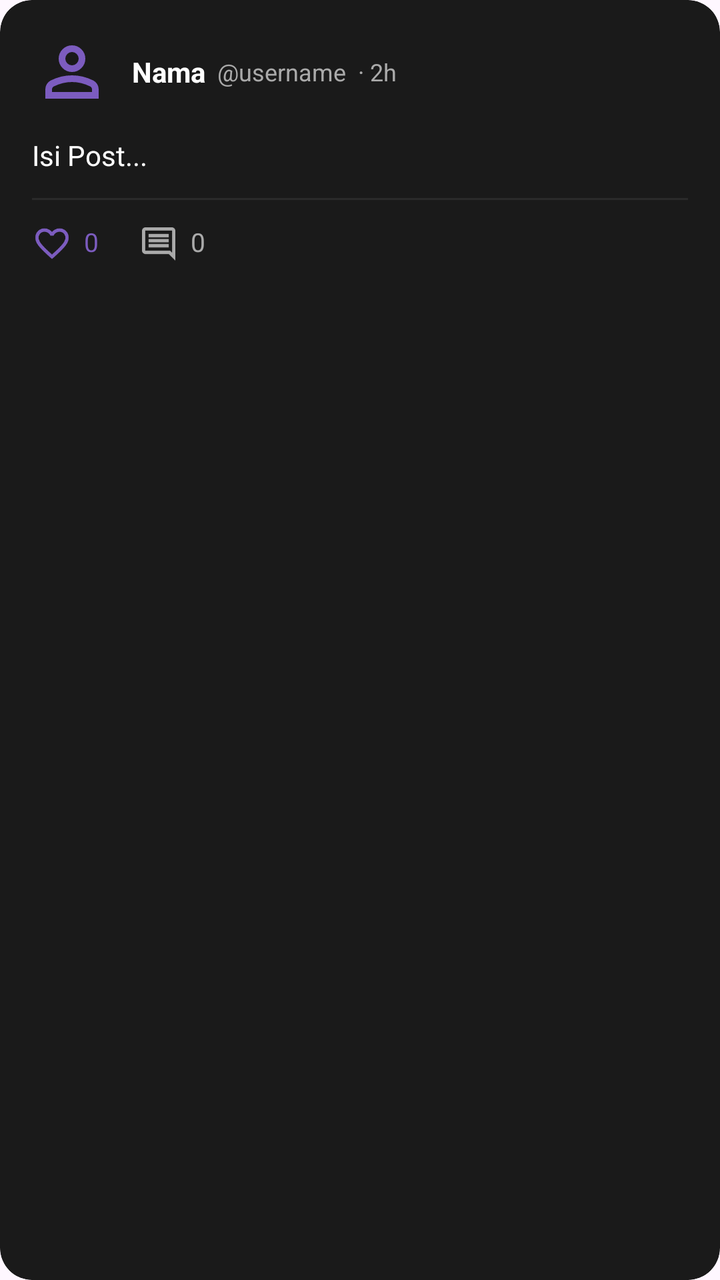
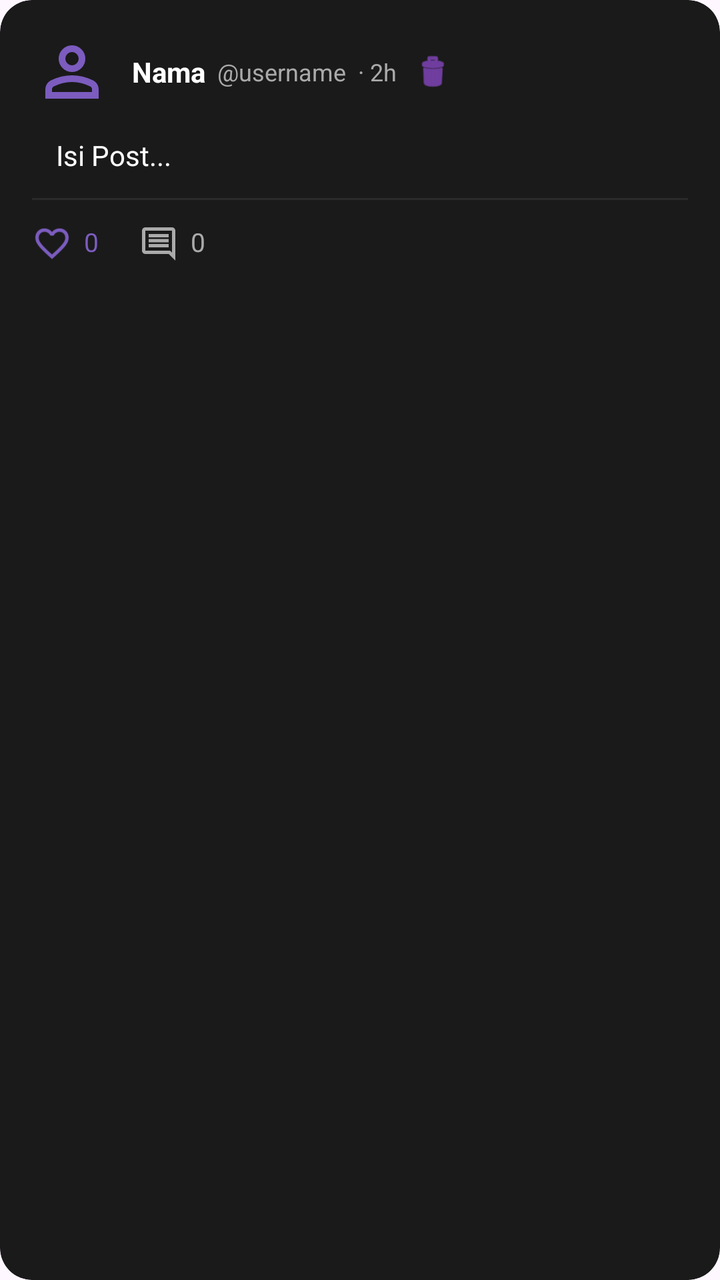

Before-and-after screenshots of an Android layout around one commit, followed by the original layout XML and the change that was made.
<!-- AndroidManifest.xml: application theme Theme.Comments -->
<!-- res/layout/item_post.xml -->
<?xml version="1.0" encoding="utf-8"?>
<androidx.cardview.widget.CardView
    xmlns:android="http://schemas.android.com/apk/res/android"
    xmlns:app="http://schemas.android.com/apk/res-auto"
    android:layout_width="match_parent"
    android:layout_height="wrap_content"
    android:layout_marginBottom="12dp"
    app:cardBackgroundColor="#1A1A1A"
    app:cardCornerRadius="16dp"
    app:cardElevation="0dp">

    <LinearLayout
        android:layout_width="match_parent"
        android:layout_height="wrap_content"
        android:orientation="vertical"
        android:padding="16dp">

        <LinearLayout
            android:layout_width="match_parent"
            android:layout_height="wrap_content"
            android:orientation="horizontal"
            android:gravity="center_vertical">

            <ImageView
                android:id="@+id/iconProfile"
                android:layout_width="40dp"
                android:layout_height="40dp"
                android:src="@drawable/ic_profile"
                app:tint="#7C5CBF"/>

            <LinearLayout
                android:layout_width="0dp"
                android:layout_height="wrap_content"
                android:layout_weight="1"
                android:orientation="horizontal"
                android:gravity="center_vertical"
                android:layout_marginStart="10dp">

                <TextView
                    android:id="@+id/tvName"
                    android:layout_width="wrap_content"
                    android:layout_height="wrap_content"
                    android:text="Nama"
                    android:textColor="#FFFFFF"
                    android:textStyle="bold"
                    android:textSize="14sp"/>

                <TextView
                    android:id="@+id/tvUsername"
                    android:layout_width="wrap_content"
                    android:layout_height="wrap_content"
                    android:layout_marginStart="6dp"
                    android:text="@username"
                    android:textColor="#AAAAAA"
                    android:textSize="12sp"/>

                <TextView
                    android:id="@+id/tvTime"
                    android:layout_width="wrap_content"
                    android:layout_height="wrap_content"
                    android:layout_marginStart="6dp"
                    android:text="· 2h"
                    android:textColor="#AAAAAA"
                    android:textSize="12sp"/>

            </LinearLayout>

        </LinearLayout>

        <TextView
            android:id="@+id/tvContent"
            android:layout_width="match_parent"
            android:layout_height="wrap_content"
            android:layout_marginTop="12dp"
            android:layout_marginBottom="12dp"
            android:text="Isi Post..."
            android:textColor="#FFFFFF"
            android:textSize="14sp"
            android:lineSpacingExtra="4dp"/>

        <View
            android:layout_width="match_parent"
            android:layout_height="1dp"
            android:background="#2A2A2A"
            android:layout_marginBottom="12dp"/>

        <LinearLayout
            android:layout_width="match_parent"
            android:layout_height="wrap_content"
            android:orientation="horizontal">

            <ImageView
                android:id="@+id/iconFavorite"
                android:layout_width="20dp"
                android:layout_height="20dp"
                android:src="@drawable/ic_favorite"
                app:tint="#7C5CBF"/>

            <TextView
                android:id="@+id/tvLikeCount"
                android:layout_width="wrap_content"
                android:layout_height="wrap_content"
                android:layout_marginStart="6dp"
                android:text="0"
                android:textColor="#7C5CBF"
                android:textSize="13sp"/>

            <ImageView
                android:id="@+id/iconComment"
                android:layout_width="20dp"
                android:layout_height="20dp"
                android:layout_marginStart="20dp"
                android:src="@drawable/ic_comment"
                app:tint="#AAAAAA"/>

            <TextView
                android:id="@+id/tvCommentCount"
                android:layout_width="wrap_content"
                android:layout_height="wrap_content"
                android:layout_marginStart="6dp"
                android:text="0"
                android:textColor="#AAAAAA"
                android:textSize="13sp"/>

        </LinearLayout>

    </LinearLayout>

</androidx.cardview.widget.CardView>
<!-- resources referenced by this layout -->
<resources>
  <!-- drawable ic_comment (drawable) -->
  <vector xmlns:android="http://schemas.android.com/apk/res/android" android:autoMirrored="true" android:height="24dp" android:tint="#7C5CBF" android:viewportHeight="960" android:viewportWidth="960" android:width="24dp">
        
      <path android:fillColor="@android:color/white" android:pathData="M240,560L720,560L720,480L240,480L240,560ZM240,440L720,440L720,360L240,360L240,440ZM240,320L720,320L720,240L240,240L240,320ZM880,880L720,720L160,720Q127,720 103.5,696.5Q80,673 80,640L80,160Q80,127 103.5,103.5Q127,80 160,80L800,80Q833,80 856.5,103.5Q880,127 880,160L880,880ZM160,640L754,640L800,685L800,160Q800,160 800,160Q800,160 800,160L160,160Q160,160 160,160Q160,160 160,160L160,640Q160,640 160,640Q160,640 160,640ZM160,640Q160,640 160,640Q160,640 160,640L160,160Q160,160 160,160Q160,160 160,160L160,160Q160,160 160,160Q160,160 160,160L160,640Z"/>
      
  </vector>
  <!-- drawable ic_favorite (drawable) -->
  <vector xmlns:android="http://schemas.android.com/apk/res/android"
      android:width="24dp"
      android:height="24dp"
      android:viewportWidth="960"
      android:viewportHeight="960">
    <path
        android:pathData="m480,840 l-58,-52q-101,-91 -167,-157T150,512.5Q111,460 95.5,416T80,326q0,-94 63,-157t157,-63q52,0 99,22t81,62q34,-40 81,-62t99,-22q94,0 157,63t63,157q0,46 -15.5,90T810,512.5Q771,565 705,631T538,788l-58,52ZM480,732q96,-86 158,-147.5t98,-107q36,-45.5 50,-81t14,-70.5q0,-60 -40,-100t-100,-40q-47,0 -87,26.5T518,280h-76q-15,-41 -55,-67.5T300,186q-60,0 -100,40t-40,100q0,35 14,70.5t50,81q36,45.5 98,107T480,732ZM480,459Z"
        android:fillColor="#e3e3e3"/>
  </vector>
  <!-- drawable ic_profile (drawable) -->
  <vector xmlns:android="http://schemas.android.com/apk/res/android"
      android:width="24dp"
      android:height="24dp"
      android:viewportWidth="960"
      android:viewportHeight="960">
    <path
        android:pathData="M367,433q-47,-47 -47,-113t47,-113q47,-47 113,-47t113,47q47,47 47,113t-47,113q-47,47 -113,47t-113,-47ZM160,800v-112q0,-34 17.5,-62.5T224,582q62,-31 126,-46.5T480,520q66,0 130,15.5T736,582q29,15 46.5,43.5T800,688v112L160,800ZM240,720h480v-32q0,-11 -5.5,-20T700,654q-54,-27 -109,-40.5T480,600q-56,0 -111,13.5T260,654q-9,5 -14.5,14t-5.5,20v32ZM536.5,376.5Q560,353 560,320t-23.5,-56.5Q513,240 480,240t-56.5,23.5Q400,287 400,320t23.5,56.5Q447,400 480,400t56.5,-23.5ZM480,320ZM480,720Z"
        android:fillColor="#e3e3e3"/>
  </vector>
  <style name="Theme.Comments" parent="Base.Theme.Comments" />
  <style name="Base.Theme.Comments" parent="Theme.Material3.DayNight.NoActionBar">
          
          
      </style>
</resources>

<!-- the commit's change to res/layout/item_post.xml (unified diff, before → after) -->
@@ -21,12 +21,16 @@
             android:orientation="horizontal"
             android:gravity="center_vertical">
 
+
+
             <ImageView
                 android:id="@+id/iconProfile"
                 android:layout_width="40dp"
                 android:layout_height="40dp"
                 android:src="@drawable/ic_profile"
                 app:tint="#7C5CBF"/>
+
+
 
             <LinearLayout
                 android:layout_width="0dp"
@@ -63,6 +67,15 @@
                     android:textColor="#AAAAAA"
                     android:textSize="12sp"/>
 
+                <ImageView
+                    android:id="@+id/iconDelete"
+                    android:layout_width="20dp"
+                    android:layout_height="20dp"
+                    android:layout_alignParentEnd="true"
+                    android:layout_margin="8dp"
+                    android:src="@android:drawable/ic_menu_delete"
+                    android:tint="#A855F7"/>
+
             </LinearLayout>
 
         </LinearLayout>
@@ -73,6 +86,8 @@
             android:layout_height="wrap_content"
             android:layout_marginTop="12dp"
             android:layout_marginBottom="12dp"
+            android:layout_marginStart="12dp"
+            android:layout_marginEnd="8dp"
             android:text="Isi Post..."
             android:textColor="#FFFFFF"
             android:textSize="14sp"
